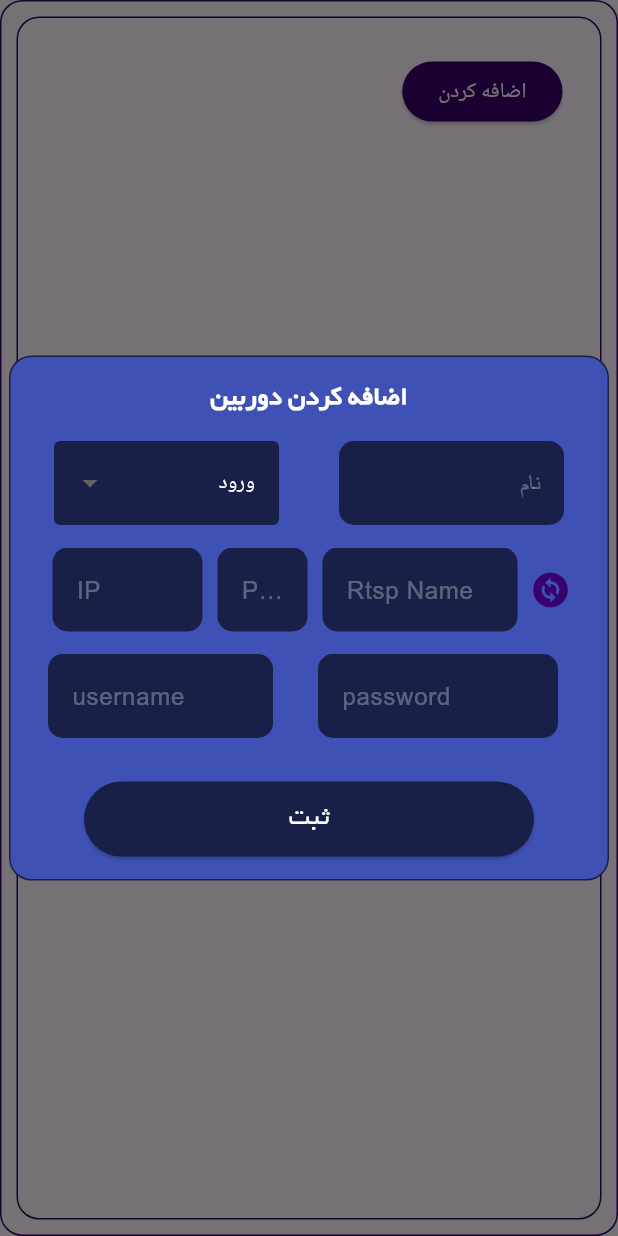
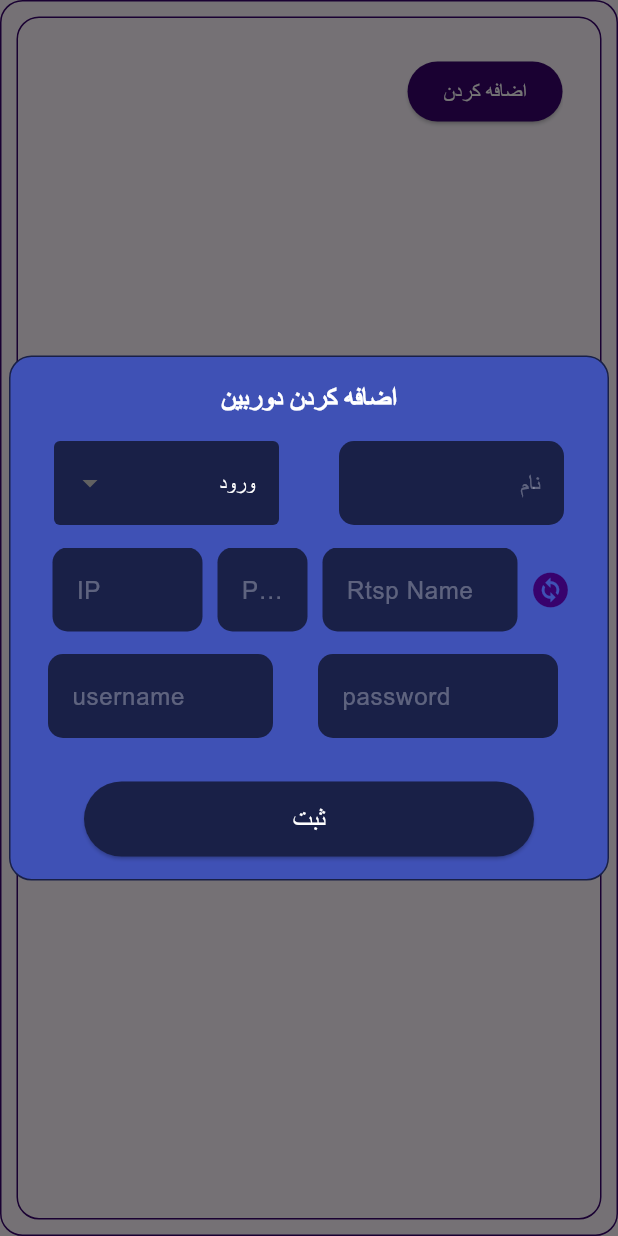
Before and after one commit to triborg34/amnban, a Flutter app: the CameraScreen widget shown alone on an empty page, opened directly, after a tap on "اضافه کردن", on a phone screen of 412 x 824 dp. Run offline on Flutter 3.47's test engine with Material 3 defaults, Android fonts, the phone set to English and light mode, and no system bars; our stand-ins replace audioplayers, get, pdf, pocketbase, printing, responsive_sizer and 1 more; missing offline and left inert: dart:html, dart:js, dart:ui_web, easy_image_viewer, flutter_web_notification_platform, persian_datetime_picker and 2 more; accounts and stored records are empty; network calls fail; statements that could not run were skipped.

Commit message:
change so many things

```diff
--- /dev/null
+++ b/devtools_options.yaml
@@ -0,0 +1,3 @@
+description: This file stores settings for Dart & Flutter DevTools.
+documentation: https://docs.flutter.dev/tools/devtools/extensions#configure-extension-enablement-states
+extensions:
--- a/lib/main.dart
+++ b/lib/main.dart
@@ -22,7 +22,7 @@ class MyApp extends StatelessWidget {
         initialBinding: MyBindings(),
         debugShowCheckedModeBanner: false,
         title: "AmnBan",
-        theme: ThemeData(fontFamily: 'byekan',fontFamilyFallback: ['arial']),
+        theme: ThemeData(fontFamily: 'byekan',fontFamilyFallback: ['arial','robot']),
         getPages: pages,
         home: SplashScreen(),
         onInit: () async {
--- a/lib/screens/camera_screen.dart
+++ b/lib/screens/camera_screen.dart
@@ -44,7 +44,7 @@ class CameraScreen extends StatelessWidget {
                     ElevatedButton(
                         style: TextButton.styleFrom(
                             backgroundColor: purpule,
-                            textStyle: TextStyle(color: Colors.white)),
+                            textStyle: TextStyle(color: Colors.white,fontFamily: 'nazanin',fontFamilyFallback: ['arial'])),
                         onPressed: () async {
                           await showAdaptiveDialog(
                             context: context,
@@ -288,7 +288,7 @@ class CameraScreen extends StatelessWidget {
                     ElevatedButton(
                         style: TextButton.styleFrom(
                             backgroundColor: purpule,
-                            textStyle: TextStyle(color: Colors.white)),
+                            textStyle: TextStyle(color: Colors.white,fontFamily: 'nazanin',fontFamilyFallback: ['arial'])),
                         onPressed: () {
                           ccontroller.startDiscovery();
 
--- a/lib/widgets/add_or_edit_camera.dart
+++ b/lib/widgets/add_or_edit_camera.dart
@@ -78,7 +78,7 @@ class AddOrEditCamera extends StatelessWidget {
                 Center(
                   child: Text(
                     isEditing ? "ویرایش دوربین" : "اضافه کردن دوربین",
-                    style: TextStyle(fontSize: 18, fontWeight: FontWeight.bold,color: Colors.white),
+                    style: TextStyle(fontSize: 18, fontWeight: FontWeight.bold,color: Colors.white,fontFamily: 'nazanin',fontFamilyFallback: ['arial']),
                   ),
                 ),
                 SizedBox(
@@ -101,7 +101,7 @@ class AddOrEditCamera extends StatelessWidget {
                           child: Directionality(
                             textDirection: TextDirection.rtl,
                             child: DropdownButtonFormField(
-                            style: TextStyle(color: Colors.white),
+                            style: TextStyle(color: Colors.white,fontFamily: 'nazanin',fontFamilyFallback: ['arial']),
                             dropdownColor:Color.fromARGB(255, 25, 32, 71) ,
                                 decoration: InputDecoration(
 
@@ -121,7 +121,7 @@ class AddOrEditCamera extends StatelessWidget {
                                 initialValue: ccontroller.gateWayc.value,
                                 items: [
                                   DropdownMenuItem(
-                                      value: "entre", child: Text("ورود",style: TextStyle(),)),
+                                      value: "entre", child: Text("ورود",style: TextStyle(fontFamily: 'nazanin',fontFamilyFallback: ['arial']),)),
                                   DropdownMenuItem(
                                       value: "exit", child: Text("خروج"))
                                 ],
@@ -174,7 +174,7 @@ class AddOrEditCamera extends StatelessWidget {
                   height: 50,
                   child: ElevatedButton(
                       style:
-                          TextButton.styleFrom(backgroundColor: Color.fromARGB(255, 25, 32, 71)),
+                          TextButton.styleFrom(backgroundColor: Color.fromARGB(255, 25, 32, 71),textStyle: TextStyle(fontFamily: 'nazanin',fontFamilyFallback: ['arial'])),
                       onPressed: () async {
                         if (isDiscovery) {
                           var uri =
@@ -248,7 +248,7 @@ class AddOrEditCamera extends StatelessWidget {
                       },
                       child: Text(
                         "ثبت",
-                        style: TextStyle(color: Colors.white, fontSize: 18),
+                        style: TextStyle(color: Colors.white, fontSize: 18,fontFamily: 'nazanin',fontFamilyFallback: ['arial']),
                       )),
                 ))
               ],
--- a/pubspec.yaml
+++ b/pubspec.yaml
@@ -36,7 +36,7 @@ dependencies:
   http: ^1.2.2
   flutter_local_notifications: ^14.0.0
   persian_number_utility: ^1.1.4
-  responsive_navigation_bar: ^5.0.2
+
   timezone: ^0.9.0
   persian_datetime_picker: ^3.2.0
   side_bar_custom: ^1.0.3
@@ -104,6 +104,10 @@ flutter:
     - family: arial
       fonts:
         - asset: assets/fonts/arial.ttf
+
+    - family: robots
+    - fonts:
+        - asset: assets/fonts/robot.ttf
   #
   # For details regarding fonts from package dependencies,
   # see https://flutter.dev/to/font-from-package
```
Also changed, not shown: lib/screens/details_screen.dart (+37 -33 lines), lib/screens/home_sceen.dart (+41 -27 lines), lib/screens/reportscreen.dart (+31 -18 lines), lib/widgets/extended_table.dart (+8 -3 lines), assets/fonts/robot.ttf (added), pubspec.lock, 2 other files.
